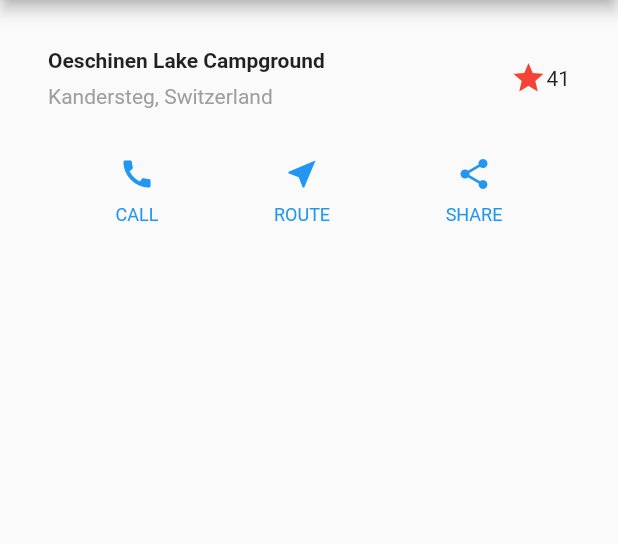
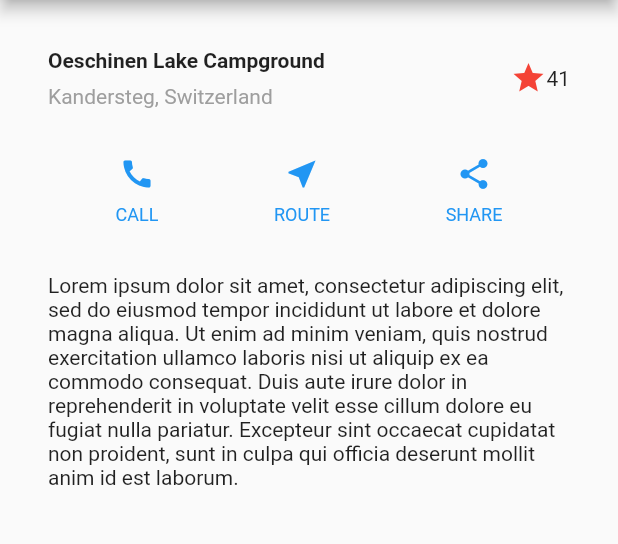
Before and after one commit to vieck/Flutter-Layout-Tutorial, a Flutter app: the screen it shows after launch, on a phone screen of 412 x 824 dp, the part 84-628 px from its top. Run offline on Flutter 3.47's test engine with Material 2 defaults, Android fonts, the phone set to English and light mode, and no system bars; network calls fail.

Commit message:
Added description text and image.

```diff
--- /dev/null
+++ b/layout_app/lib/layouts/description.widget.dart
@@ -0,0 +1,15 @@
+import 'package:flutter/material.dart';
+
+class DescriptionWidget extends StatelessWidget {
+  @override
+  Widget build(BuildContext context) {
+    return new Container(
+      padding: const EdgeInsets.all(32.0),
+      child: Text(
+        '''
+Lorem ipsum dolor sit amet, consectetur adipiscing elit, sed do eiusmod tempor incididunt ut labore et dolore magna aliqua. Ut enim ad minim veniam, quis nostrud exercitation ullamco laboris nisi ut aliquip ex ea commodo consequat. Duis aute irure dolor in reprehenderit in voluptate velit esse cillum dolore eu fugiat nulla pariatur. Excepteur sint occaecat cupidatat non proident, sunt in culpa qui officia deserunt mollit anim id est laborum.''',
+        softWrap: true,
+      ),
+    );
+  }
+}
--- a/layout_app/lib/main.dart
+++ b/layout_app/lib/main.dart
@@ -1,5 +1,6 @@
 import 'package:flutter/material.dart';
 import 'package:layout_app/layouts/action.button.dart';
+import 'package:layout_app/layouts/description.widget.dart';
 import 'package:layout_app/layouts/title.dart';
 
 void main() => runApp(new MyApp());
@@ -16,8 +17,10 @@ class MyApp extends StatelessWidget {
         ),
         body: ListView(
           children: <Widget>[
+            Image.network("https://flutter.io/images/homepage/header-illustration.png"),
             new TitleWidget(),
             new ActionButtonWidget(),
+            new DescriptionWidget(),
           ],
         ),
       ),
```
